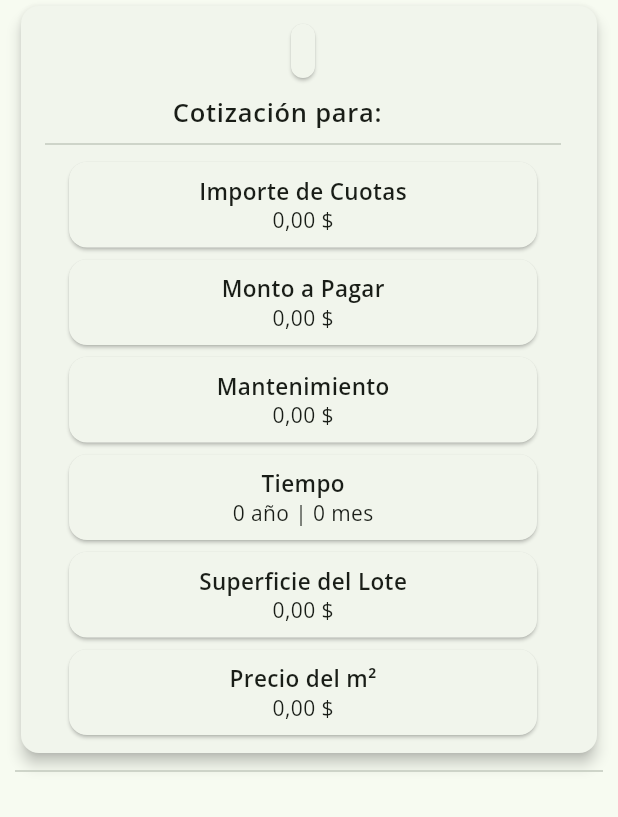
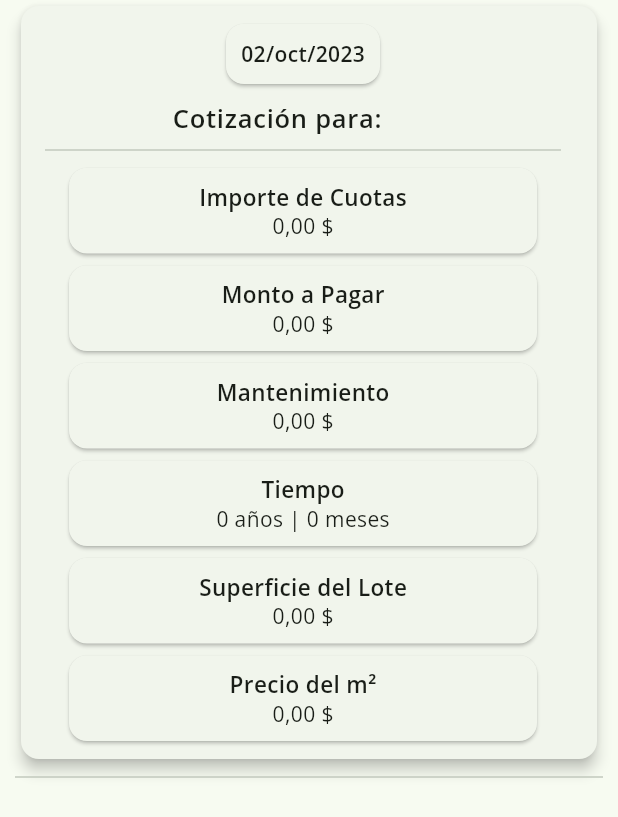
Before and after one commit to Jose20025/cotizador, a Flutter app: the CotizacionCard widget shown alone on an empty page, opened directly with empty values, on a phone screen of 412 x 824 dp. Shown: the top 817 px of the screen. Run offline on Flutter 3.47's test engine with Material 2 defaults, Android fonts, the phone set to English and light mode, and no system bars; our stand-ins replace shared_preferences; accounts and stored records are empty.

Commit message:
Ultimos cambios

```diff
--- a/lib/custom/cotizacion_tile.dart
+++ b/lib/custom/cotizacion_tile.dart
@@ -25,10 +25,10 @@ class CotizacionCard extends StatelessWidget {
                     children: [
                       Card(
                         child: Padding(
-                          padding: const EdgeInsets.all(8.0),
+                          padding: const EdgeInsets.all(10),
                           child: Center(
                               child: Text(
-                            cotizacion.fecha!,
+                            DateFormat('dd/MMM/yyyy').format(cotizacion.fecha!),
                             style: const TextStyle(fontWeight: FontWeight.bold),
                           )),
                         ),
@@ -65,7 +65,7 @@ class CotizacionCard extends StatelessWidget {
                   MiniCard(
                     title: 'Tiempo',
                     subtitle:
-                        '${NumberFormat.decimalPatternDigits().format(cotizacion.tiempo / 12)} ${(cotizacion.tiempo / 12) > 1 ? "años" : "año"} | ${NumberFormat.decimalPatternDigits().format(cotizacion.tiempo)} ${(cotizacion.tiempo * 24) > 1 ? "meses" : "mes"}',
+                        '${NumberFormat.decimalPatternDigits().format(cotizacion.tiempo / 12)} ${(cotizacion.tiempo / 12) == 1 ? "año" : "años"} | ${NumberFormat.decimalPatternDigits().format(cotizacion.tiempo)} ${(cotizacion.tiempo) == 1 ? "mes" : "meses"}',
                   ),
                   MiniCard(
                     title: 'Superficie del Lote',
--- a/lib/main.dart
+++ b/lib/main.dart
@@ -1,3 +1,5 @@
+import 'package:intl/date_symbol_data_local.dart';
+
 import 'views/home_page.dart';
 import 'package:flutter/material.dart';
 import 'package:intl/intl.dart';
@@ -12,6 +14,7 @@ class MyApp extends StatelessWidget {
   @override
   Widget build(BuildContext context) {
     Intl.defaultLocale = 'es_ES';
+    initializeDateFormatting('es_ES', null);
     numberFormatSymbols['es_ES'] = const NumberSymbols(
         NAME: "es_ES",
         DECIMAL_SEP: ',',
--- a/lib/models/cotizacion.dart
+++ b/lib/models/cotizacion.dart
@@ -5,7 +5,7 @@ class Cotizacion {
   double? cuotaInicial;
   double? mantenimiento;
   int tiempo;
-  String? fecha;
+  DateTime? fecha;
   String referencia;
   double? importeCuotas;
   double? montoPagar;
@@ -27,7 +27,7 @@ class Cotizacion {
       superficie: json['superficie'],
       referencia: json['referencia'],
       precioMetroCuadrado: json['precioMetroCuadrado'],
-      fecha: json['fecha'],
+      fecha: DateTime.parse(json['fecha']),
       montoTotal: json['montoTotal'],
       tiempo: json['tiempo'],
       cuotaInicial: json['cuotaInicial'],
@@ -45,7 +45,7 @@ class Cotizacion {
         'tiempo': tiempo,
         'importeCuotas': importeCuotas,
         'mantenimiento': mantenimiento,
-        'fecha': fecha,
+        'fecha': fecha!.toIso8601String(),
         'montoTotal': montoTotal,
         'montoPagar': montoPagar,
       };
```
Also changed, not shown: lib/views/historial_page.dart (+11 -20 lines), lib/views/home_page.dart (+4 -6 lines).
